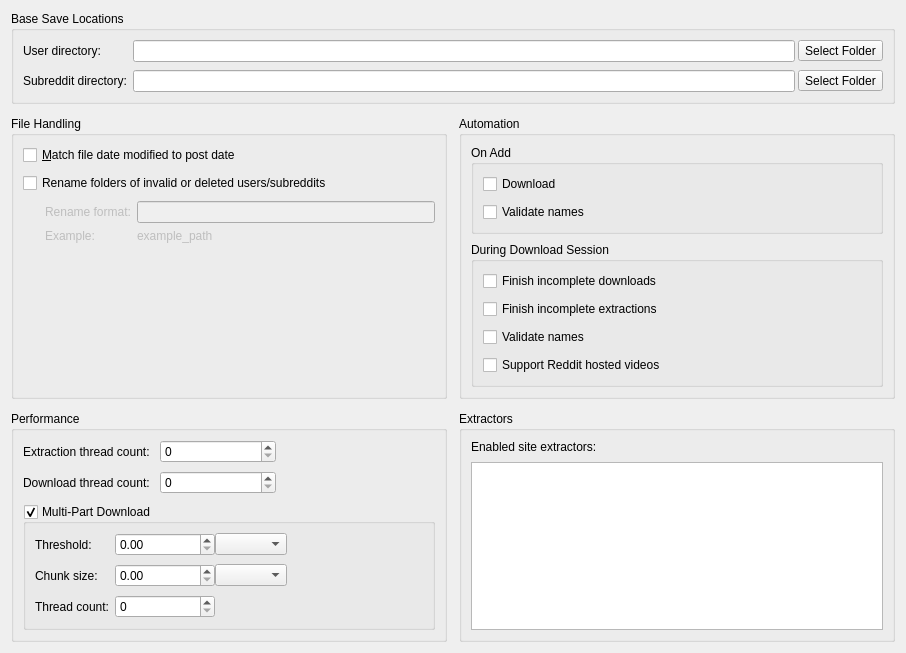
Old version of the form Resources/ui_files/settings/core_settings_widget.ui in the repository myanonapps/DownloaderForReddit.
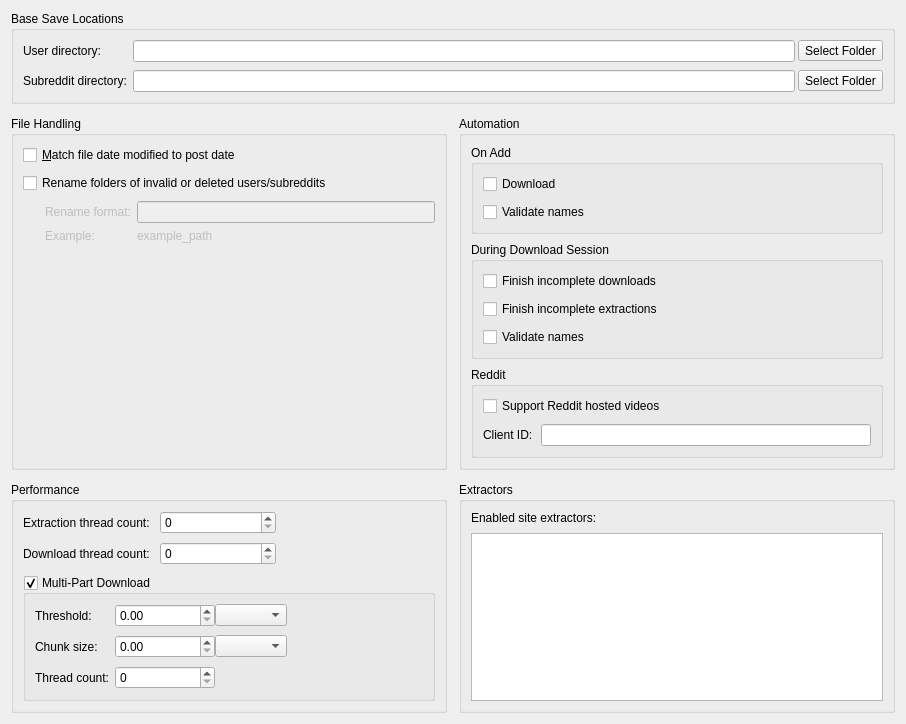
New version of the form.

Commit message: Configurable reddit client id

```diff
--- a/Resources/ui_files/settings/core_settings_widget.ui
+++ b/Resources/ui_files/settings/core_settings_widget.ui
@@ -7,7 +7,7 @@
     <x>0</x>
     <y>0</y>
     <width>906</width>
-    <height>640</height>
+    <height>712</height>
    </rect>
   </property>
   <property name="windowTitle">
@@ -268,6 +268,18 @@
            </property>
           </widget>
          </item>
+        </layout>
+       </widget>
+      </item>
+      <item>
+       <widget class="QGroupBox" name="reddit_group_box">
+        <property name="title">
+         <string>Reddit</string>
+        </property>
+        <layout class="QVBoxLayout" name="reddit_layout">
+         <property name="spacing">
+          <number>8</number>
+         </property>
          <item>
           <widget class="QCheckBox" name="download_reddit_hosted_videos_checkbox">
            <property name="toolTip">
@@ -278,6 +290,29 @@
            </property>
           </widget>
          </item>
+         <item>
+          <layout class="QFormLayout" name="reddit_form_layout">
+           <property name="fieldGrowthPolicy">
+            <enum>QFormLayout::ExpandingFieldsGrow</enum>
+           </property>
+           <property name="verticalSpacing">
+            <number>6</number>
+           </property>
+           <item row="0" column="1">
+            <widget class="QLineEdit" name="reddit_client_id_editbox"/>
+           </item>
+           <item row="0" column="0">
+            <widget class="QLabel" name="reddit_client_id_label">
+             <property name="text">
+              <string>Client ID:</string>
+             </property>
+             <property name="buddy">
+              <cstring>reddit_client_id_editbox</cstring>
+             </property>
+            </widget>
+           </item>
+          </layout>
+         </item>
         </layout>
        </widget>
       </item>
```
Left out of the diff: 2 changed lines with no effect on the pictures. The commit also changes 4 other files.
